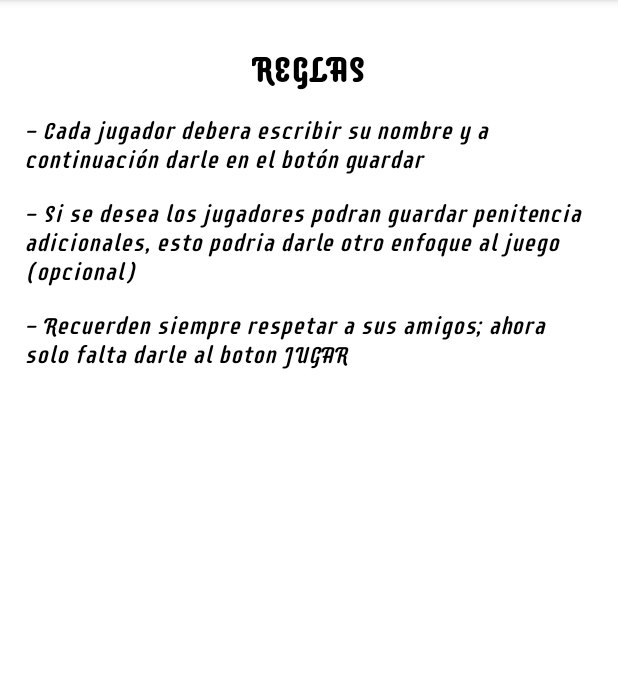
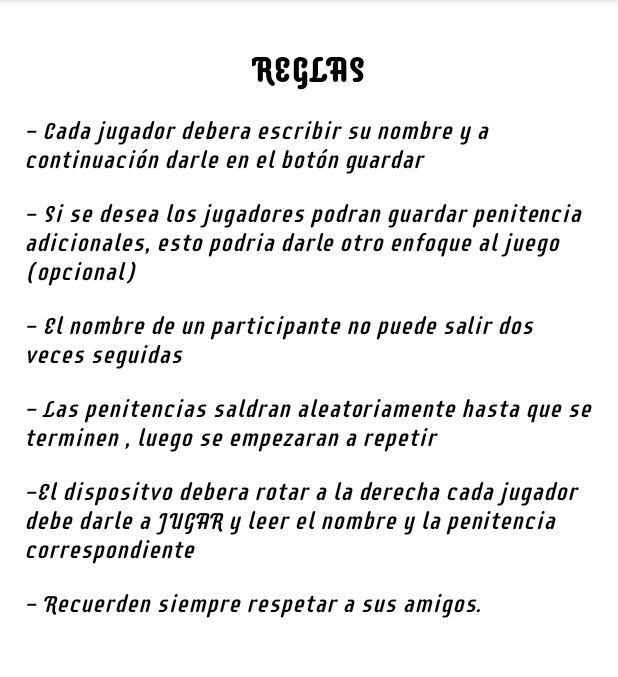
Before and after one commit to kevindives/RandPlays, an Android app: the fragment ReglasFragment shown on its own in the app's theme, on a phone screen of 412 x 824 dp, the part 84-761 px from its top. Run offline under Robolectric (Android 15) with nearby library versions, the phone set to English and light mode, and no system bars; 1 statement that could not run was skipped.

Commit message:
se quita overflow y se agrega menu de ayuda, se agrega codigo para no repetir penitencia, se agregan mas reglas

```diff
--- a/app/build.gradle
+++ b/app/build.gradle
@@ -8,7 +8,7 @@ android {
 
     defaultConfig {
         applicationId "com.magicworld.randplays"
-        minSdk 21
+        minSdk 26
         targetSdk 32
         versionCode 1
         versionName "1.0"
--- a/app/src/main/java/com/magicworld/randplays/MainActivity.kt
+++ b/app/src/main/java/com/magicworld/randplays/MainActivity.kt
@@ -8,6 +8,7 @@ import android.view.MenuItem
 import androidx.fragment.app.FragmentManager
 import androidx.fragment.app.FragmentTransaction
 import com.magicworld.randplays.ui.main.MainFragment
+import com.magicworld.randplays.ui.main.reglas.ReglasFragment
 
 class MainActivity : AppCompatActivity() {
 
@@ -24,7 +25,7 @@ class MainActivity : AppCompatActivity() {
 
     override fun onCreateOptionsMenu(menu: Menu?): Boolean {
         val inflater: MenuInflater = menuInflater
-        inflater.inflate(R.menu.overflow_menu, menu)
+        inflater.inflate(R.menu.help_menu, menu)
         return super.onCreateOptionsMenu(menu)
     }
 
--- a/app/src/main/java/com/magicworld/randplays/ui/main/MainFragment.kt
+++ b/app/src/main/java/com/magicworld/randplays/ui/main/MainFragment.kt
@@ -12,6 +12,7 @@ import androidx.lifecycle.ViewModelProvider
 import com.magicworld.randplays.MainActivity
 import com.magicworld.randplays.R
 import com.magicworld.randplays.databinding.MainFragmentBinding
+import com.magicworld.randplays.viewmodel.MainViewModel
 
 class MainFragment : Fragment() {
 
@@ -74,6 +75,7 @@ class MainFragment : Fragment() {
 
                 val nombreGanador:TextView = views.findViewById(R.id.nombre_text_view)
                 val penaGanadora:TextView = views.findViewById(R.id.pena_text_view)
+
                 viewModel.onNombreAleatorioDone.observe(viewLifecycleOwner){result ->
                     nombreGanador.text = result
                 }
--- a/app/src/main/java/com/magicworld/randplays/ReglasFragment.kt
+++ b/app/src/main/java/com/magicworld/randplays/ui/main/reglas/ReglasFragment.kt
@@ -1,8 +1,10 @@
-package com.magicworld.randplays
+package com.magicworld.randplays.ui.main.reglas
 
 import android.os.Bundle
 import android.view.*
 import androidx.fragment.app.Fragment
+import com.magicworld.randplays.MainActivity
+import com.magicworld.randplays.R
 
 class ReglasFragment : Fragment() {
 
--- a/app/src/main/res/layout/fragment_reglas.xml
+++ b/app/src/main/res/layout/fragment_reglas.xml
@@ -51,8 +51,44 @@
         android:layout_marginStart="16dp"
         android:layout_marginTop="16dp"
         android:layout_marginEnd="16dp"
+        android:text="@string/regla_tres"
+        app:layout_constraintEnd_toEndOf="parent"
+        app:layout_constraintStart_toStartOf="parent"
+        app:layout_constraintTop_toBottomOf="@+id/textView3" />
+    <TextView
+        android:id="@+id/textView5"
+        style="@style/Texto_normal"
+        android:layout_width="0dp"
+        android:layout_height="wrap_content"
+        android:layout_marginStart="16dp"
+        android:layout_marginTop="16dp"
+        android:layout_marginEnd="16dp"
+        android:text="@string/regla_cuatro"
+        app:layout_constraintEnd_toEndOf="parent"
+        app:layout_constraintStart_toStartOf="parent"
+        app:layout_constraintTop_toBottomOf="@+id/textView4" />
+    <TextView
+        android:id="@+id/textView6"
+        style="@style/Texto_normal"
+        android:layout_width="0dp"
+        android:layout_height="wrap_content"
+        android:layout_marginStart="16dp"
+        android:layout_marginTop="16dp"
+        android:layout_marginEnd="16dp"
+        android:text="@string/regla_cinco"
+        app:layout_constraintEnd_toEndOf="parent"
+        app:layout_constraintStart_toStartOf="parent"
+        app:layout_constraintTop_toBottomOf="@+id/textView5" />
+    <TextView
+        android:id="@+id/textView7"
+        style="@style/Texto_normal"
+        android:layout_width="0dp"
+        android:layout_height="wrap_content"
+        android:layout_marginStart="16dp"
+        android:layout_marginTop="16dp"
+        android:layout_marginEnd="16dp"
         android:text="@string/regla_final"
         app:layout_constraintEnd_toEndOf="parent"
         app:layout_constraintStart_toStartOf="parent"
-        app:layout_constraintTop_toBottomOf="@+id/textView3" />
+        app:layout_constraintTop_toBottomOf="@+id/textView6" />
 </androidx.constraintlayout.widget.ConstraintLayout>
--- a/app/src/main/res/values/strings.xml
+++ b/app/src/main/res/values/strings.xml
@@ -9,6 +9,9 @@
     <string name="MenuAyuda">¿Como Jugar?</string>
     <string name="reglas_juego">REGLAS</string>
     <string name="regla_uno">- Cada jugador debera escribir su nombre y a continuación darle en el botón guardar</string>
-    <string name="regla_final">- Recuerden siempre respetar a sus amigos; ahora solo falta darle al boton JUGAR</string>
     <string name="regla_dos">- Si se desea los jugadores podran guardar penitencia adicionales, esto podria darle otro enfoque al juego (opcional)</string>
+    <string name="regla_tres">- El nombre de un participante no puede salir dos veces seguidas</string>
+    <string name="regla_cuatro">- Las penitencias saldran aleatoriamente hasta que se terminen , luego se empezaran a repetir</string>
+    <string name="regla_cinco">-El dispositvo debera rotar a la derecha cada jugador debe darle a JUGAR y leer el nombre y la penitencia correspondiente</string>
+    <string name="regla_final">- Recuerden siempre respetar a sus amigos.</string>
 </resources>
```
Also changed, not shown: app/src/main/java/com/magicworld/randplays/viewmodel/MainViewModel.kt (renamed from app/src/main/java/com/magicworld/randplays/ui/main/MainViewModel.kt, +14 -7 lines), app/src/main/res/drawable/ic_help.xml (added, +10 -0 lines), app/src/main/res/menu/help_menu.xml (added, +10 -0 lines), app/src/main/res/menu/overflow_menu.xml (deleted, +0 -8 lines).
